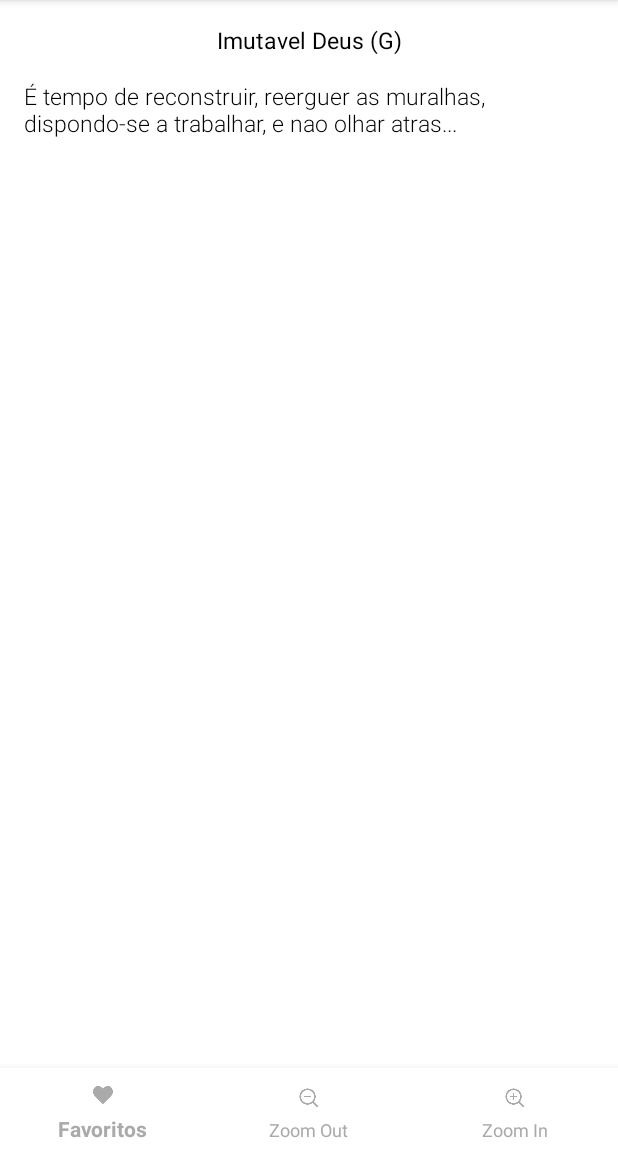
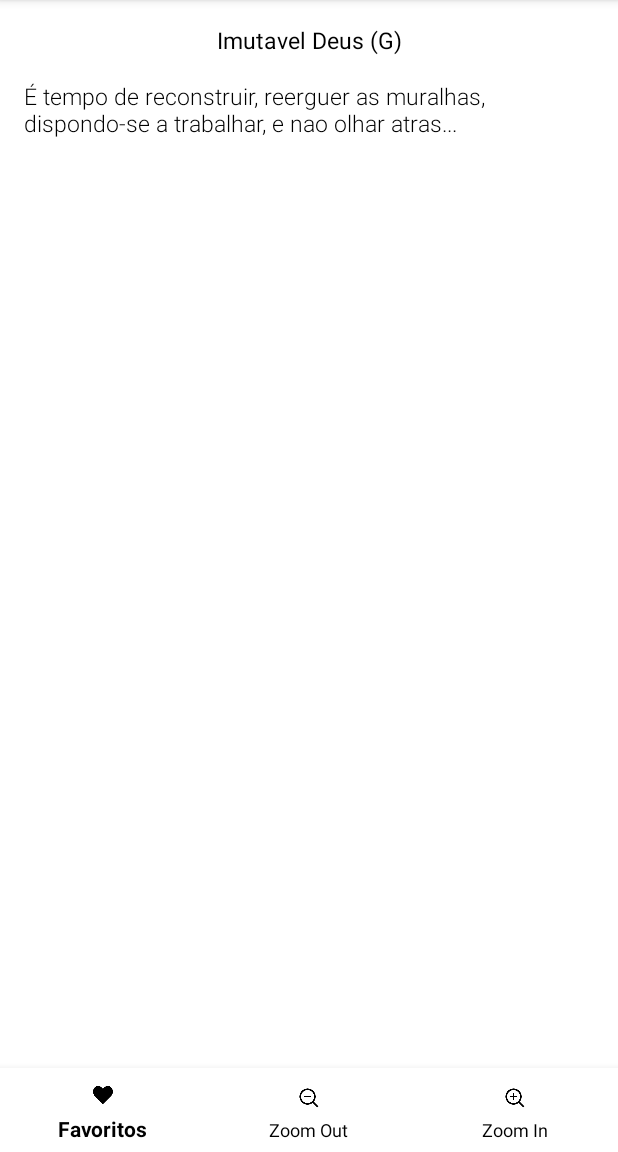
Before and after one commit to isaCarvalho/CifraNote, an Android app: the screen it shows after launch (DisplayChordsActivity), after a tap on "Imutavel Deus", on a phone screen of 412 x 824 dp, the part 84-1236 px from its top. Run offline under Robolectric (Android 15) with nearby library versions, the phone set to English and light mode, and no system bars; Roboto replaces fonts that are not available here.

Commit message:
bottom navigation bar

```diff
--- a/app/src/main/res/layout/activity_display_chords.xml
+++ b/app/src/main/res/layout/activity_display_chords.xml
@@ -66,9 +66,11 @@
         android:layout_height="wrap_content"
         android:layout_gravity="bottom"
         android:background="@android:color/white"
-        app:itemIconTint="@android:color/darker_gray"
-        app:itemTextColor="@android:color/darker_gray"
+        app:itemIconTint="@android:color/background_dark"
+        app:itemTextColor="@android:color/background_dark"
         app:layout_constraintBottom_toBottomOf="parent"
+        app:layout_constraintEnd_toEndOf="parent"
+        app:layout_constraintStart_toStartOf="parent"
         app:menu="@menu/menubottom" />
 
 </androidx.constraintlayout.widget.ConstraintLayout>
```
